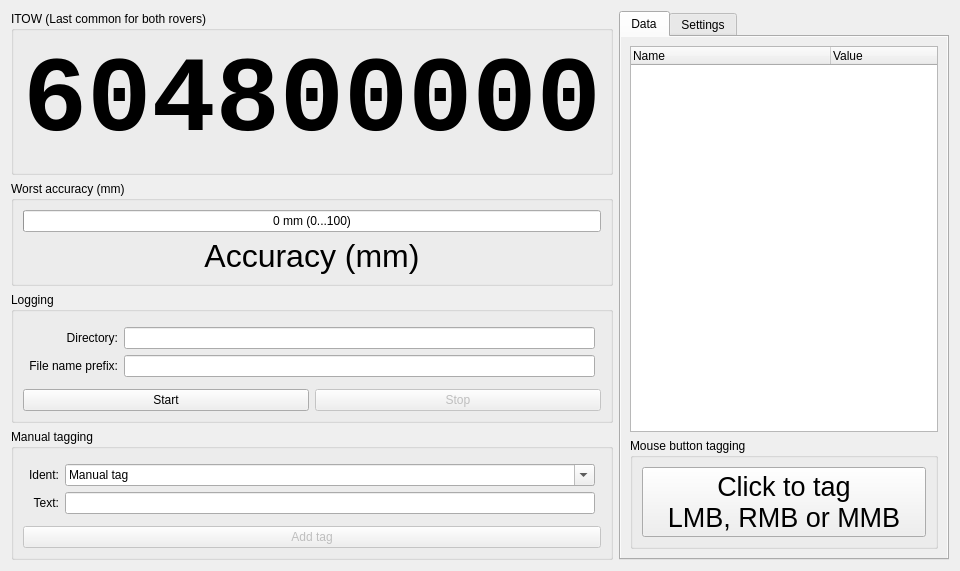
Before: the Qt Designer form essentialsform.ui in GNSS-Stylist/GNSS-Stylus, drawn with Qt 5.
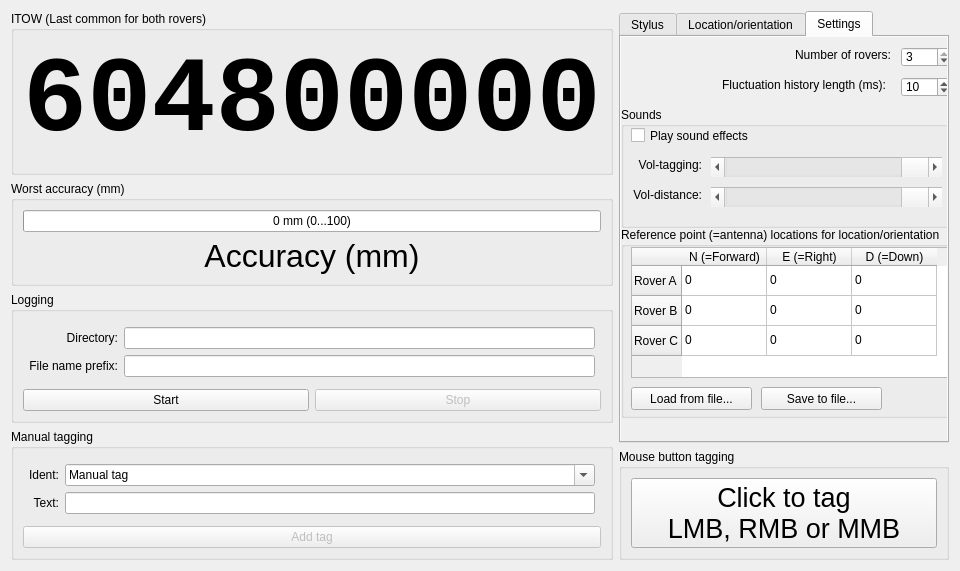
After: the same form once the commit is applied. Custom widgets are drawn as their Qt base class.

Commit message: Add location/orientation solver and handling (to EssentialsForm)

What changed in the file:
```diff
--- a/essentialsform.ui
+++ b/essentialsform.ui
@@ -13,7 +13,7 @@
   <property name="windowTitle">
    <string>Essentials</string>
   </property>
-  <layout class="QHBoxLayout" name="horizontalLayout_2" stretch="5,3">
+  <layout class="QHBoxLayout" name="horizontalLayout_2">
    <item>
     <layout class="QVBoxLayout" name="verticalLayout_Left">
      <item>
@@ -226,28 +226,64 @@
     </layout>
    </item>
    <item>
+    <layout class="QVBoxLayout" name="verticalLayout_Right" stretch="20,1">
+     <item>
     <widget class="QTabWidget" name="tabWidget_Right">
      <property name="autoFillBackground">
       <bool>true</bool>
      </property>
      <property name="currentIndex">
-      <number>0</number>
-     </property>
-     <widget class="QWidget" name="tab_Data">
+        <number>2</number>
+       </property>
+       <widget class="QWidget" name="tab_StylusData">
       <property name="autoFillBackground">
        <bool>true</bool>
       </property>
       <attribute name="title">
-       <string>Data</string>
+         <string>Stylus</string>
+        </attribute>
+        <layout class="QVBoxLayout" name="verticalLayout_3">
+         <item>
+          <widget class="QTreeWidget" name="treeWidget_Stylus">
+           <property name="autoFillBackground">
+            <bool>false</bool>
+           </property>
+           <property name="itemsExpandable">
+            <bool>false</bool>
+           </property>
+           <property name="headerHidden">
+            <bool>false</bool>
+           </property>
+           <property name="expandsOnDoubleClick">
+            <bool>false</bool>
+           </property>
+           <property name="columnCount">
+            <number>2</number>
+           </property>
+           <attribute name="headerDefaultSectionSize">
+            <number>200</number>
+           </attribute>
+           <column>
+            <property name="text">
+             <string notr="true">Name</string>
+            </property>
+           </column>
+           <column>
+            <property name="text">
+             <string notr="true">Value</string>
+            </property>
+           </column>
+          </widget>
+         </item>
+        </layout>
+       </widget>
+       <widget class="QWidget" name="tab_LOSolverData">
+        <attribute name="title">
+         <string>Location/orientation</string>
       </attribute>
       <layout class="QVBoxLayout" name="verticalLayout_4">
        <item>
-        <layout class="QVBoxLayout" name="verticalLayout_3" stretch="4,1">
-         <property name="spacing">
-          <number>6</number>
-         </property>
-         <item>
-          <widget class="QTreeWidget" name="treeWidget">
+          <widget class="QTreeWidget" name="treeWidget_LOSolver">
            <property name="autoFillBackground">
             <bool>false</bool>
            </property>
@@ -278,39 +314,9 @@
            </column>
           </widget>
          </item>
-         <item>
-          <widget class="QGroupBox" name="groupBox_MouseButtonTag">
-           <property name="title">
-            <string>Mouse button tagging</string>
-           </property>
-           <layout class="QGridLayout" name="gridLayout">
-            <item row="0" column="0">
-             <widget class="RightClickPushButton" name="pushButton_MouseTag">
-              <property name="sizePolicy">
-               <sizepolicy hsizetype="Minimum" vsizetype="Expanding">
-                <horstretch>0</horstretch>
-                <verstretch>0</verstretch>
-               </sizepolicy>
-              </property>
-              <property name="font">
-               <font>
-                <pointsize>20</pointsize>
-               </font>
-              </property>
-              <property name="text">
-               <string>Click to tag 
-LMB, RMB or MMB</string>
-              </property>
-             </widget>
-            </item>
-           </layout>
-          </widget>
-         </item>
-        </layout>
-       </item>
-      </layout>
-     </widget>
-     <widget class="QWidget" name="tab__Settings">
+        </layout>
+       </widget>
+       <widget class="QWidget" name="tab__Settings_General">
       <property name="autoFillBackground">
        <bool>true</bool>
       </property>
@@ -320,14 +326,14 @@
       <widget class="QLabel" name="label_FluctuationHistoryLength">
        <property name="geometry">
         <rect>
-         <x>10</x>
-         <y>10</y>
+           <x>90</x>
+           <y>40</y>
          <width>175</width>
          <height>16</height>
         </rect>
        </property>
        <property name="text">
-        <string>Fluctuation history length (samples):</string>
+          <string>Fluctuation history length (ms):</string>
        </property>
        <property name="alignment">
         <set>Qt::AlignRight|Qt::AlignTrailing|Qt::AlignVCenter</set>
@@ -336,8 +342,8 @@
       <widget class="QSpinBox" name="spinBox_FluctuationHistoryLength">
        <property name="geometry">
         <rect>
-         <x>191</x>
-         <y>10</y>
+           <x>280</x>
+           <y>40</y>
          <width>51</width>
          <height>20</height>
         </rect>
@@ -346,7 +352,7 @@
         <number>1</number>
        </property>
        <property name="maximum">
-        <number>6000</number>
+          <number>600000</number>
        </property>
        <property name="value">
         <number>10</number>
@@ -355,9 +361,9 @@
       <widget class="QGroupBox" name="groupBox_Sounds">
        <property name="geometry">
         <rect>
-         <x>10</x>
-         <y>40</y>
-         <width>331</width>
+           <x>0</x>
+           <y>70</y>
+           <width>341</width>
          <height>121</height>
         </rect>
        </property>
@@ -460,8 +466,224 @@
         </property>
        </widget>
       </widget>
-     </widget>
-    </widget>
+        <widget class="QGroupBox" name="groupBox_AntennaPositions">
+         <property name="geometry">
+          <rect>
+           <x>0</x>
+           <y>190</y>
+           <width>341</width>
+           <height>191</height>
+          </rect>
+         </property>
+         <property name="title">
+          <string>Reference point (=antenna) locations for location/orientation</string>
+         </property>
+         <widget class="QTableWidget" name="tableWidget_AntennaLocations_LOSolver">
+          <property name="geometry">
+           <rect>
+            <x>10</x>
+            <y>20</y>
+            <width>321</width>
+            <height>131</height>
+           </rect>
+          </property>
+          <property name="alternatingRowColors">
+           <bool>false</bool>
+          </property>
+          <property name="wordWrap">
+           <bool>false</bool>
+          </property>
+          <property name="cornerButtonEnabled">
+           <bool>true</bool>
+          </property>
+          <property name="rowCount">
+           <number>3</number>
+          </property>
+          <property name="columnCount">
+           <number>3</number>
+          </property>
+          <attribute name="horizontalHeaderCascadingSectionResizes">
+           <bool>false</bool>
+          </attribute>
+          <attribute name="horizontalHeaderDefaultSectionSize">
+           <number>85</number>
+          </attribute>
+          <attribute name="horizontalHeaderStretchLastSection">
+           <bool>false</bool>
+          </attribute>
+          <attribute name="verticalHeaderCascadingSectionResizes">
+           <bool>false</bool>
+          </attribute>
+          <row>
+           <property name="text">
+            <string>Rover A</string>
+           </property>
+          </row>
+          <row>
+           <property name="text">
+            <string>Rover B</string>
+           </property>
+          </row>
+          <row>
+           <property name="text">
+            <string>Rover C</string>
+           </property>
+          </row>
+          <column>
+           <property name="text">
+            <string>N (=Forward)</string>
+           </property>
+          </column>
+          <column>
+           <property name="text">
+            <string>E (=Right)</string>
+           </property>
+          </column>
+          <column>
+           <property name="text">
+            <string>D (=Down)</string>
+           </property>
+          </column>
+          <item row="0" column="0">
+           <property name="text">
+            <string>0</string>
+           </property>
+          </item>
+          <item row="0" column="1">
+           <property name="text">
+            <string>0</string>
+           </property>
+          </item>
+          <item row="0" column="2">
+           <property name="text">
+            <string>0</string>
+           </property>
+          </item>
+          <item row="1" column="0">
+           <property name="text">
+            <string>0</string>
+           </property>
+          </item>
+          <item row="1" column="1">
+           <property name="text">
+            <string>0</string>
+           </property>
+          </item>
+          <item row="1" column="2">
+           <property name="text">
+            <string>0</string>
+           </property>
+          </item>
+          <item row="2" column="0">
+           <property name="text">
+            <string>0</string>
+           </property>
+          </item>
+          <item row="2" column="1">
+           <property name="text">
+            <string>0</string>
+           </property>
+          </item>
+          <item row="2" column="2">
+           <property name="text">
+            <string>0</string>
+           </property>
+          </item>
+         </widget>
+         <widget class="QPushButton" name="pushButton_SaveAntennaLocations">
+          <property name="geometry">
+           <rect>
+            <x>140</x>
+            <y>160</y>
+            <width>121</width>
+            <height>23</height>
+           </rect>
+          </property>
+          <property name="text">
+           <string>Save to file...</string>
+          </property>
+         </widget>
+         <widget class="QPushButton" name="pushButton_LoadAntennaLocations">
+          <property name="geometry">
+           <rect>
+            <x>10</x>
+            <y>160</y>
+            <width>121</width>
+            <height>23</height>
+           </rect>
+          </property>
+          <property name="text">
+           <string>Load from file...</string>
+          </property>
+         </widget>
+        </widget>
+        <widget class="QLabel" name="label_FluctuationHistoryLength_2">
+         <property name="geometry">
+          <rect>
+           <x>9</x>
+           <y>10</y>
+           <width>261</width>
+           <height>16</height>
+          </rect>
+         </property>
+         <property name="text">
+          <string>Number of rovers:</string>
+         </property>
+         <property name="alignment">
+          <set>Qt::AlignRight|Qt::AlignTrailing|Qt::AlignVCenter</set>
+         </property>
+        </widget>
+        <widget class="QSpinBox" name="spinBox_NumberOfRovers">
+         <property name="geometry">
+          <rect>
+           <x>280</x>
+           <y>10</y>
+           <width>51</width>
+           <height>20</height>
+          </rect>
+         </property>
+         <property name="minimum">
+          <number>1</number>
+         </property>
+         <property name="maximum">
+          <number>3</number>
+         </property>
+         <property name="value">
+          <number>3</number>
+         </property>
+        </widget>
+       </widget>
+      </widget>
+     </item>
+     <item>
+      <widget class="QGroupBox" name="groupBox_MouseButtonTag">
+       <property name="title">
+        <string>Mouse button tagging</string>
+       </property>
+       <layout class="QGridLayout" name="gridLayout">
+        <item row="0" column="0">
+         <widget class="RightClickPushButton" name="pushButton_MouseTag">
+          <property name="sizePolicy">
+           <sizepolicy hsizetype="Minimum" vsizetype="Expanding">
+            <horstretch>0</horstretch>
+            <verstretch>0</verstretch>
+           </sizepolicy>
+          </property>
+          <property name="font">
+           <font>
+            <pointsize>20</pointsize>
+           </font>
+          </property>
+          <property name="text">
+           <string>Click to tag 
+LMB, RMB or MMB</string>
+          </property>
+         </widget>
+        </item>
+       </layout>
+      </widget>
+     </item>
+    </layout>
    </item>
   </layout>
  </widget>
```
Lines whose indentation alone changed are shown as unchanged. The commit also changes 8 other files.
